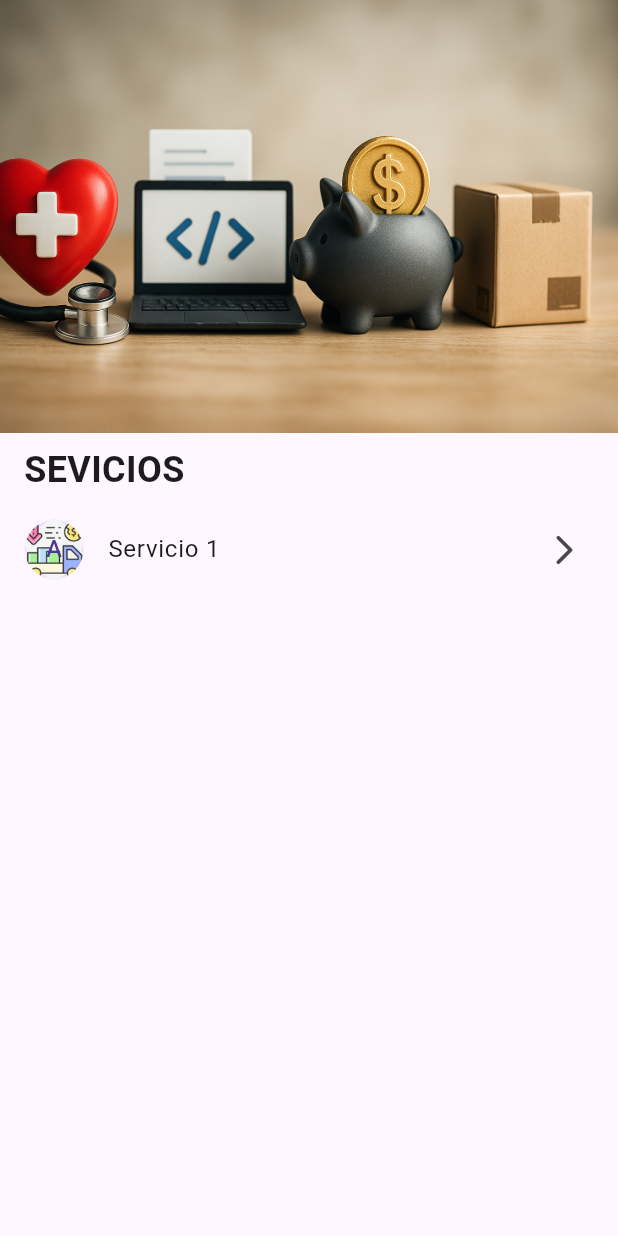
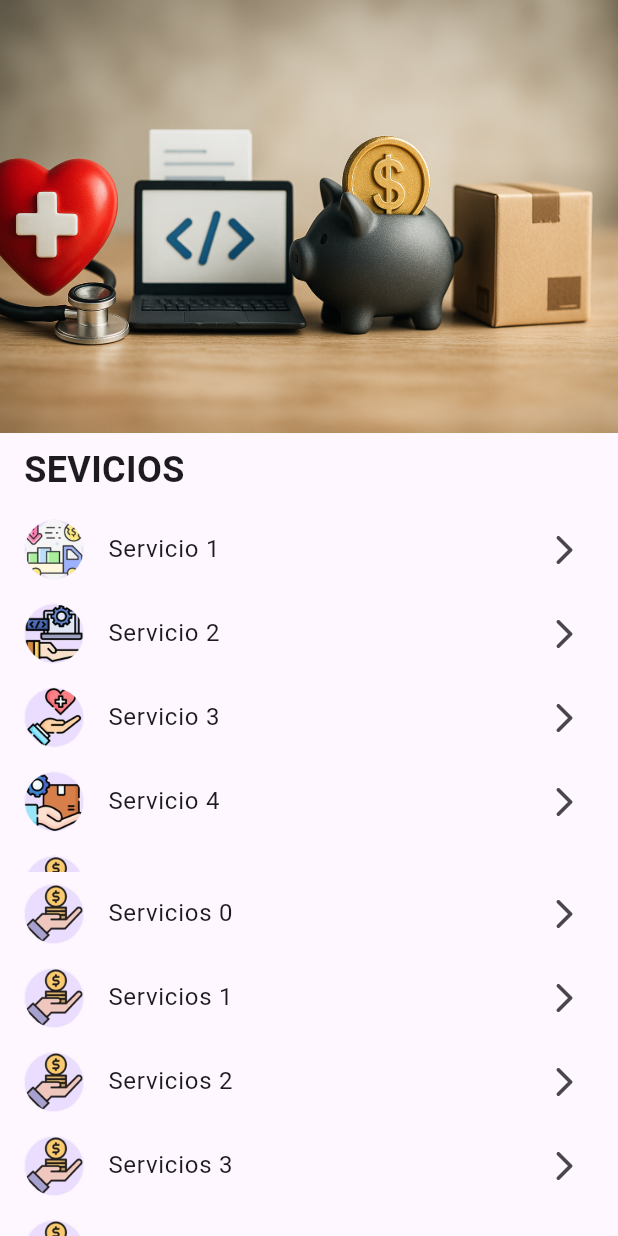
Before and after one commit to JAP994/scanner, a Flutter app: the HomeScreen screen opened directly, on a phone screen of 412 x 824 dp. Run offline on Flutter 3.47's test engine with Material 3 defaults, Android fonts, the phone set to English and light mode, and no system bars.

Commit message:
actualizacion vistas

```diff
--- a/lib/main.dart
+++ b/lib/main.dart
@@ -1,5 +1,5 @@
 import 'package:flutter/material.dart';
-import 'package:scanner/screens/home_screen/home_screen.dart';
+import 'package:scanner/screens/register_screen/register_screen.dart';
 
 void main() => runApp(const MyApp());
 
@@ -11,7 +11,7 @@ class MyApp extends StatelessWidget {
     return MaterialApp(
       debugShowCheckedModeBanner: false,
       title: 'SCANNER APP',
-      home: HomeScreen(),
+      home: RegisterScreen(),
     );
   }
 }
--- a/lib/screens/home_screen/home_screen.dart
+++ b/lib/screens/home_screen/home_screen.dart
@@ -1,4 +1,5 @@
 import 'package:flutter/material.dart';
+import 'package:scanner/screens/home_screen/widgets/list_tile_service.dart';
 
 class HomeScreen extends StatelessWidget {
   const HomeScreen({super.key});
@@ -25,14 +26,46 @@ class HomeScreen extends StatelessWidget {
               style: TextStyle(fontSize: 24, fontWeight: FontWeight.w600),
             ),
           ),
-          ListTile(
-            leading: CircleAvatar(
-              backgroundImage: AssetImage('assets/icon1.jpeg'),
-              child: Text('A'),
+          Expanded(
+            child: ListView(
+              padding: EdgeInsets.zero,
+              physics: BouncingScrollPhysics(),
+              children: [
+                ListTileService(
+                  pathNackgroundImage: 'assets/icon1.jpeg',
+                  title: 'Servicio 1',
+                ),
+                ListTileService(
+                  pathNackgroundImage: 'assets/icon2.jpeg',
+                  title: 'Servicio 2',
+                ),
+                ListTileService(
+                  pathNackgroundImage: 'assets/icon3.jpeg',
+                  title: 'Servicio 3',
+                ),
+                ListTileService(
+                  pathNackgroundImage: 'assets/icon4.jpeg',
+                  title: 'Servicio 4',
+                ),
+                ListTileService(
+                  pathNackgroundImage: 'assets/icon5.jpeg',
+                  title: 'Servicio 5',
+                ),
+              ],
             ),
-            title: Text('Servicio 1'),
-            trailing: Icon(Icons.arrow_forward_ios_rounded),
-            onTap: () {},
+          ),
+          Expanded(
+            child: ListView.builder(
+              padding: EdgeInsets.zero,
+              itemCount: 10,
+              itemBuilder: (context, index) {
+                return ListTileService(
+                  pathNackgroundImage: 'assets/icon5.jpeg',
+                  title: 'Servicios $index',
+                  onTap: () {},
+                );
+              },
+            ),
           ),
         ],
       ),
--- /dev/null
+++ b/lib/screens/home_screen/widgets/list_tile_service.dart
@@ -0,0 +1,29 @@
+import 'package:flutter/material.dart';
+
+class ListTileService extends StatelessWidget {
+  const ListTileService({
+    super.key,
+    required this.pathNackgroundImage,
+    this.avatarLabel,
+    required this.title,
+    this.onTap,
+  });
+  final String pathNackgroundImage;
+  final String? avatarLabel;
+  final String title;
+  final VoidCallback? onTap;
+
+  @override
+  Widget build(BuildContext context) {
+    return ListTile(
+      leading: CircleAvatar(
+        backgroundImage: AssetImage(pathNackgroundImage),
+        // child: Text(avatarLabel ?? ""),
+        child: avatarLabel == null ? null : Text(avatarLabel!),
+      ),
+      title: Text(title),
+      trailing: Icon(Icons.arrow_forward_ios_rounded),
+      onTap: onTap ?? () {},
+    );
+  }
+}
--- a/lib/screens/register_screen/register_screen.dart
+++ b/lib/screens/register_screen/register_screen.dart
@@ -8,41 +8,38 @@ class RegisterScreen extends StatelessWidget {
   @override
   Widget build(BuildContext context) {
     return Scaffold(
+      appBar: AppBar(),
       body: SafeArea(
         child: SingleChildScrollView(
-          padding: const EdgeInsets.all(16.0),
+          padding: const EdgeInsets.symmetric(horizontal: 16.0),
           child: Column(
+            spacing: 16,
             crossAxisAlignment: CrossAxisAlignment.start,
             children: [
+              SizedBox(height: 125),
               IconButton(onPressed: () {}, icon: Icon(Icons.arrow_back)),
-              SizedBox(height: 150),
               Text(
                 'Complete sus datos para el registro',
                 style: TextStyle(
                   color: Color(0xff7C3EB9),
-                  fontWeight: FontWeight.bold,
+                  fontWeight: FontWeight.w500,
                   fontSize: 14,
                 ),
               ),
-              SizedBox(height: 16),
               PrimaryInput(labelText: 'Email', hintText: 'Ingresar email'),
-              SizedBox(height: 16),
               PrimaryInput(
                 labelText: 'Teléfono',
                 hintText: 'Ingrese su numero de teléfono',
               ),
-              SizedBox(height: 16),
               PrimaryInput(
                 labelText: 'Contraseña',
                 hintText: 'Ingresar contraseña',
               ),
-              SizedBox(height: 16),
               PrimaryInput(
                 labelText: 'Confirmar Contraseña',
                 hintText: 'Ingresar nuevamente su contraseña',
               ),
-              SizedBox(height: 32),
-              PrimaryButton(label: 'Iniciar Sesión', onPress: () {}),
+              PrimaryButton(label: 'Registrar Usuario', onPress: () {}),
             ],
           ),
         ),
```
